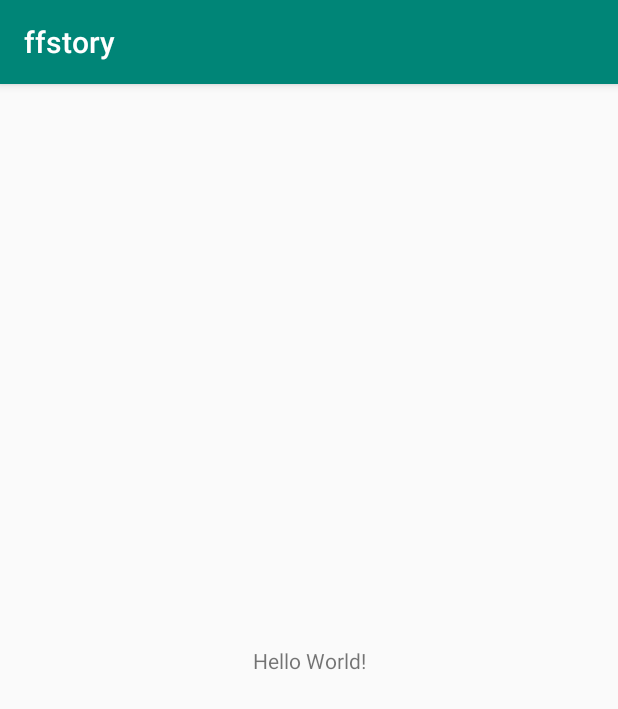
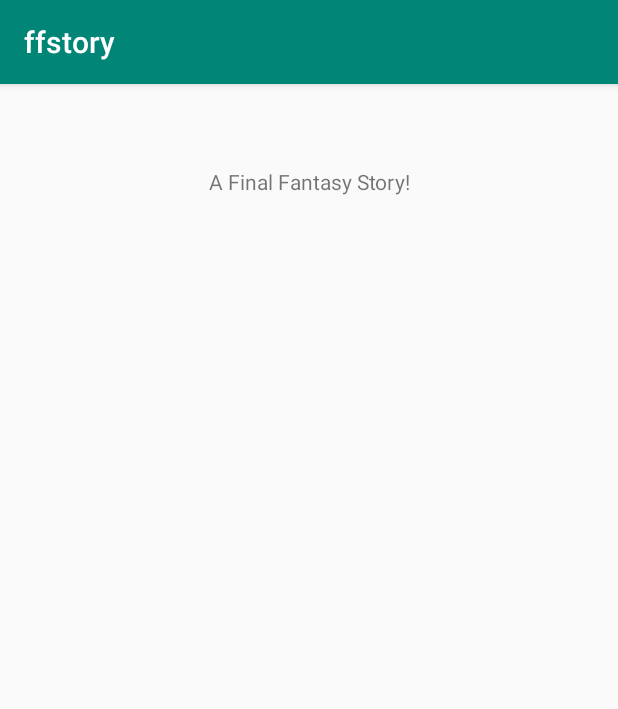
Before and after one commit to jackfperryjr/ffstory, an Android app: the screen it shows after launch (MainActivity), on a phone screen of 412 x 824 dp. Shown: the top 709 px of the screen. Run offline under Robolectric (Android 15) with nearby library versions, the phone set to English and light mode, and no system bars.

Commit message:
Initial commit

```diff
--- a/app/src/main/res/layout/activity_main.xml
+++ b/app/src/main/res/layout/activity_main.xml
@@ -10,10 +10,10 @@
     <TextView
             android:layout_width="wrap_content"
             android:layout_height="wrap_content"
-            android:text="Hello World!"
+            android:text="A Final Fantasy Story!"
             app:layout_constraintBottom_toBottomOf="parent"
             app:layout_constraintLeft_toLeftOf="parent"
             app:layout_constraintRight_toRightOf="parent"
-            app:layout_constraintTop_toTopOf="parent"/>
+            app:layout_constraintTop_toTopOf="parent" app:layout_constraintVertical_bias="0.074"/>
 
 </android.support.constraint.ConstraintLayout>
```
